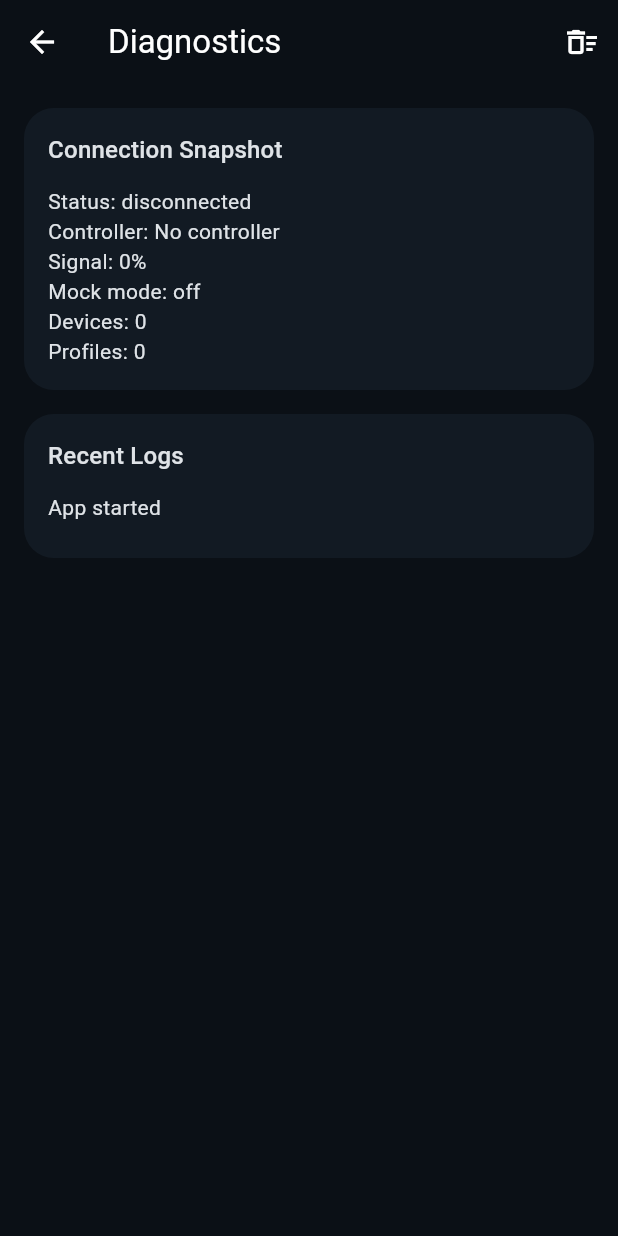
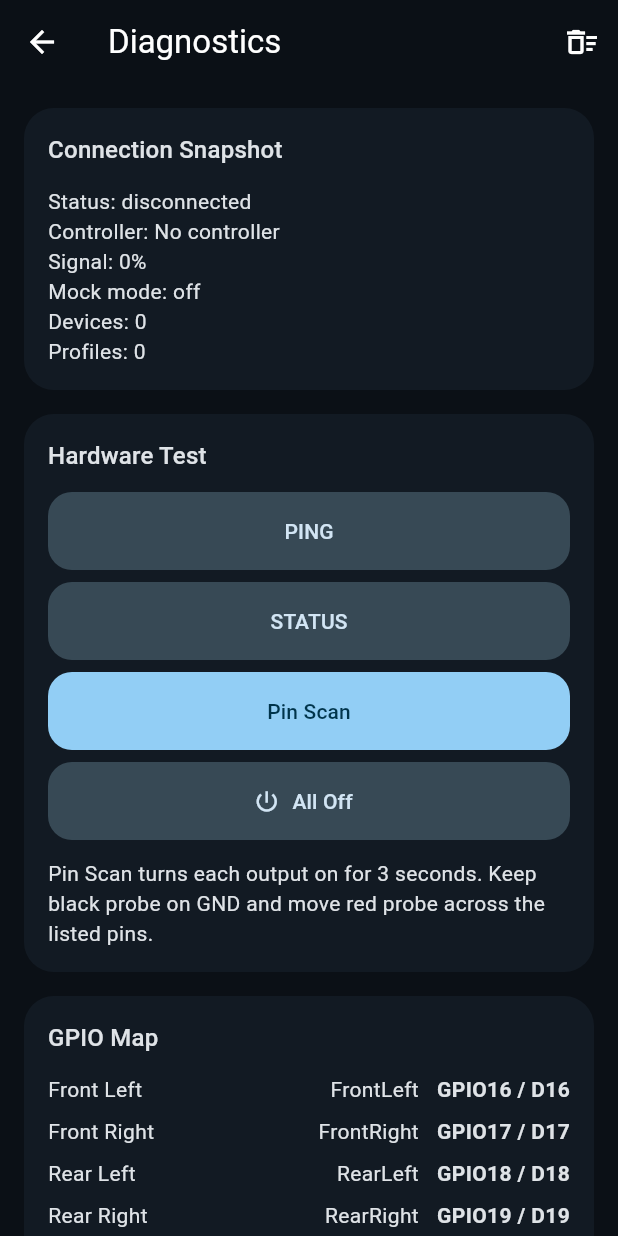
Before and after one commit to SummerCat52/strobesystem-controller, a Flutter app: the DiagnosticsScreen screen opened directly, on a phone screen of 412 x 824 dp. Run offline on Flutter 3.47's test engine with Material 3 defaults, Android fonts, the phone set to English and light mode, and no system bars; our stand-ins replace file_picker, flutter_blue_plus, permission_handler, share_plus, shared_preferences; accounts and stored records are empty.

Commit message:
Add diagnostics tab

```diff
--- a/lib/screens/diagnostics_screen.dart
+++ b/lib/screens/diagnostics_screen.dart
@@ -6,6 +6,20 @@ import '../widgets/section_card.dart';
 
 class DiagnosticsScreen extends StatelessWidget {
   const DiagnosticsScreen({super.key});
+
+  static const _pinScanCommand =
+      'MODE=SEQUENCE;ORDER=FrontLeft,FrontRight,RearLeft,RearRight,SideLeft,SideRight,Beacon,Flood;ON=3000;OFF=500;PAUSE=1000';
+
+  static const _gpioRows = <_GpioRow>[
+    _GpioRow('Front Left', 'FrontLeft', 'GPIO16 / D16'),
+    _GpioRow('Front Right', 'FrontRight', 'GPIO17 / D17'),
+    _GpioRow('Rear Left', 'RearLeft', 'GPIO18 / D18'),
+    _GpioRow('Rear Right', 'RearRight', 'GPIO19 / D19'),
+    _GpioRow('Side Left', 'SideLeft', 'GPIO21 / D21'),
+    _GpioRow('Side Right', 'SideRight', 'GPIO22 / D22'),
+    _GpioRow('Beacon', 'Beacon', 'GPIO23 / D23'),
+    _GpioRow('Flood', 'Flood', 'GPIO25 / D25'),
+  ];
 
   @override
   Widget build(BuildContext context) {
@@ -48,6 +62,81 @@ class DiagnosticsScreen extends StatelessWidget {
               crossAxisAlignment: CrossAxisAlignment.start,
               children: [
                 Text(
+                  'Hardware Test',
+                  style: Theme.of(context).textTheme.titleMedium,
+                ),
+                const SizedBox(height: 12),
+                Wrap(
+                  spacing: 8,
+                  runSpacing: 8,
+                  children: [
+                    FilledButton.tonal(
+                      onPressed: () =>
+                          state.sendRawCommand('PING', critical: true),
+                      child: const Text('PING'),
+                    ),
+                    FilledButton.tonal(
+                      onPressed: () =>
+                          state.sendRawCommand('STATUS', critical: true),
+                      child: const Text('STATUS'),
+                    ),
+                    FilledButton(
+                      onPressed: () => state.sendRawCommand(
+                        _pinScanCommand,
+                        critical: true,
+                      ),
+                      child: const Text('Pin Scan'),
+                    ),
+                    FilledButton.tonalIcon(
+                      onPressed: () =>
+                          state.triggerControl('all_off', 'ALL_OFF'),
+                      icon: const Icon(Icons.power_settings_new),
+                      label: const Text('All Off'),
+                    ),
+                  ],
+                ),
+                const SizedBox(height: 12),
+                const Text(
+                  'Pin Scan turns each output on for 3 seconds. Keep black probe on GND and move red probe across the listed pins.',
+                ),
+              ],
+            ),
+          ),
+          const SizedBox(height: 16),
+          SectionCard(
+            child: Column(
+              crossAxisAlignment: CrossAxisAlignment.start,
+              children: [
+                Text(
+                  'GPIO Map',
+                  style: Theme.of(context).textTheme.titleMedium,
+                ),
+                const SizedBox(height: 12),
+                ..._gpioRows.map(
+                  (row) => Padding(
+                    padding: const EdgeInsets.only(bottom: 8),
+                    child: Row(
+                      children: [
+                        Expanded(child: Text(row.label)),
+                        Text(row.command),
+                        const SizedBox(width: 12),
+                        Text(
+                          row.pin,
+                          style: const TextStyle(fontWeight: FontWeight.w700),
+                        ),
+                      ],
+                    ),
+                  ),
+                ),
+              ],
+            ),
+          ),
+          const SizedBox(height: 16),
+          SectionCard(
+            child: Column(
+              crossAxisAlignment: CrossAxisAlignment.start,
+              children: [
+                Text(
                   'Recent Logs',
                   style: Theme.of(context).textTheme.titleMedium,
                 ),
@@ -69,3 +158,11 @@ class DiagnosticsScreen extends StatelessWidget {
     );
   }
 }
+
+class _GpioRow {
+  const _GpioRow(this.label, this.command, this.pin);
+
+  final String label;
+  final String command;
+  final String pin;
+}
--- a/lib/screens/home_shell.dart
+++ b/lib/screens/home_shell.dart
@@ -4,6 +4,7 @@ import 'package:provider/provider.dart';
 import '../providers/app_state.dart';
 import 'connection_screen.dart';
 import 'devices_screen.dart';
+import 'diagnostics_screen.dart';
 import 'manual_control_screen.dart';
 import 'patterns_screen.dart';
 import 'profiles_screen.dart';
@@ -18,6 +19,7 @@ class HomeShell extends StatelessWidget {
     ManualControlScreen(),
     PatternsScreen(),
     ProfilesScreen(),
+    DiagnosticsScreen(),
     SettingsScreen(),
   ];
 
@@ -57,6 +59,10 @@ class HomeShell extends StatelessWidget {
             label: 'Profiles',
           ),
           NavigationDestination(
+            icon: Icon(Icons.monitor_heart_outlined),
+            label: 'Diag',
+          ),
+          NavigationDestination(
             icon: Icon(Icons.settings_outlined),
             label: 'Settings',
           ),
```
